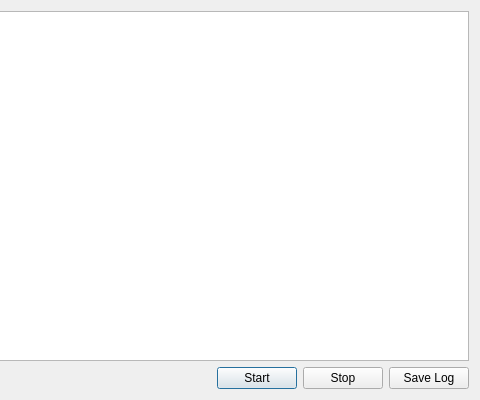
This is src/onelauncher/ui/start_game.ui in JuneStepp/OneLauncher as Qt 5 draws it before an edit; both pictures show x 240 to 720 and y 0 to 400 of the 720 by 400 pixel window. The edited form follows.
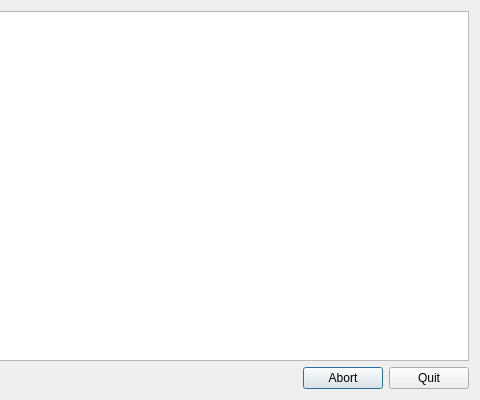
This is the edited form.

Commit message:
feat: Remove "Save Log" buttons from patch and game windows
The ouput in those windows is meant for the user. For bug reporting, the
actual log file is more helpful.

Patch:
```diff
--- a/src/onelauncher/ui/start_game.ui
+++ b/src/onelauncher/ui/start_game.ui
@@ -41,21 +41,14 @@
      <item>
       <widget class="QPushButton" name="btnStart">
        <property name="text">
-        <string>Start</string>
+        <string>Abort</string>
        </property>
       </widget>
      </item>
      <item>
       <widget class="QPushButton" name="btnStop">
        <property name="text">
-        <string>Stop</string>
-       </property>
-      </widget>
-     </item>
-     <item>
-      <widget class="QPushButton" name="btnSave">
-       <property name="text">
-        <string>Save Log</string>
+        <string>Quit</string>
        </property>
       </widget>
      </item>
```
Left out of the diff: 9 changed lines with no effect on the pictures. The commit also changes 5 other files.
